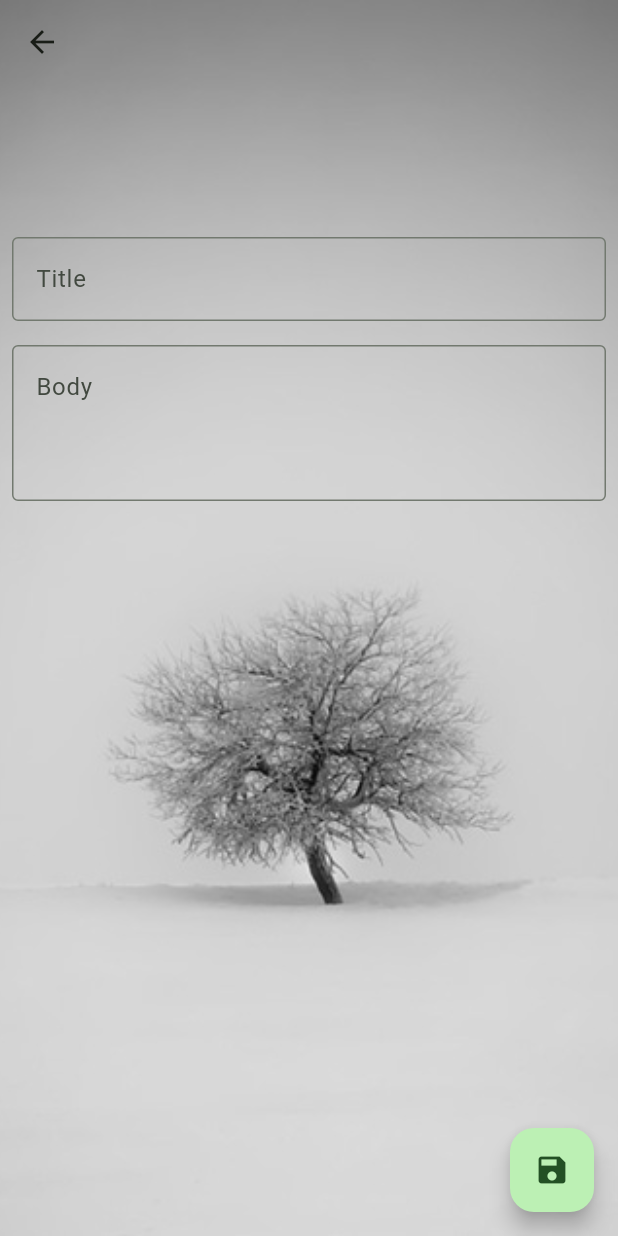
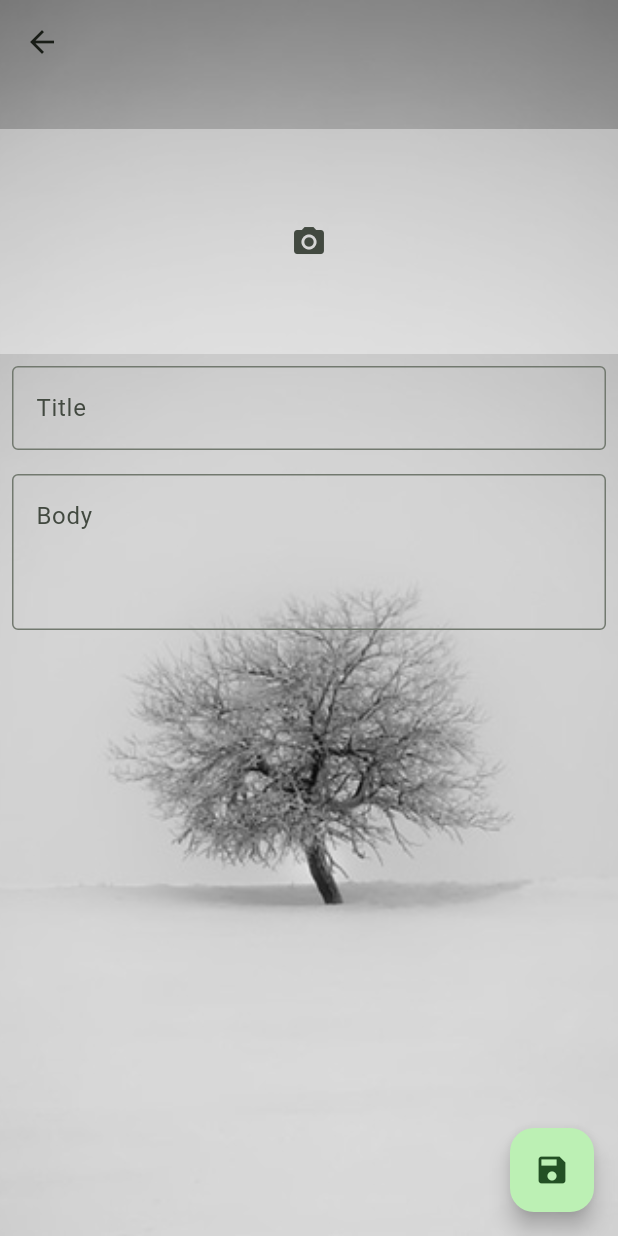
Before and after one commit to FeloHany54/Gallary, a Flutter app: the screen it shows after launch, after a tap on the "next plan" icon, on a phone screen of 412 x 824 dp. Run offline on Flutter 3.47's test engine with Material 3 defaults, Android fonts, the phone set to English and light mode, and no system bars; our stand-ins replace image_picker.

```diff
--- a/lib/first_screen.dart
+++ b/lib/first_screen.dart
@@ -1,5 +1,8 @@
+import 'dart:io';
+
 import 'package:flutter/material.dart';
 import 'package:flutter_task_1/home/home_screen/home_page.dart';
+import 'package:image_picker/image_picker.dart';
 
 class FirstScreen extends StatefulWidget {
   // stateful to interaction
@@ -10,6 +13,22 @@ class FirstScreen extends StatefulWidget {
 }
 
 class _FirstScreenState extends State<FirstScreen> {
+  ImagePicker imagePicker = ImagePicker();
+
+  List<File>? selectedimage = [];
+
+  Future<void> imageSelector() async {
+    List<XFile> images = await imagePicker.pickMultiImage();
+    if (images != null && mounted) {
+      setState(() {
+        selectedimage!.addAll(
+          images.map((toElement) => File(toElement!.path)).toList(),
+        );
+        // selectedimage = File(image.path);
+      });
+    }
+  }
+
   TextEditingController title =
       TextEditingController(); // variable to save input text
 
@@ -38,9 +57,75 @@ class _FirstScreenState extends State<FirstScreen> {
             image: AssetImage("Assets/back2.jpg"),
           ),
         ),
-        child: Column(
+        child: ListView(
           children: [
-            SizedBox(height: 150),
+            SizedBox(height: 30),
+
+            selectedimage!.isEmpty
+                ? Container(
+                  color: Colors.white38,
+                  height: 150,
+                  width: MediaQuery.sizeOf(context).width - 20,
+                  child: IconButton(
+                    onPressed: () {
+                      imageSelector();
+                    },
+                    icon: Icon(Icons.camera_alt),
+                  ),
+                )
+                : Row(
+                  children: [
+                    Container(
+                      color: Colors.white38,
+                      height: 100,
+                      width: 100,
+                      child: IconButton(
+                        onPressed: () {
+                          imageSelector();
+                        },
+                        icon: Icon(Icons.camera_alt),
+                      ),
+                    ),
+                    SizedBox(
+                      height: 100,
+                      width: MediaQuery.sizeOf(context).width - 20,
+                      child: ListView(
+                        scrollDirection: Axis.horizontal,
+                        children:
+                            selectedimage!
+                                .map(
+                                  (toElement) => Stack(
+                                    children: [
+                                      Padding(
+                                        padding: const EdgeInsets.symmetric(
+                                          horizontal: 8.0,
+                                        ),
+                                        child: Image.file(
+                                          toElement,
+                                          height: 100,
+                                          width: 100,
+                                          fit: BoxFit.cover,
+                                        ),
+                                      ),
+                                      IconButton(
+                                        onPressed: () {
+                                          setState(() {
+                                            selectedimage!.removeAt(
+                                              selectedimage!.indexOf(toElement),
+                                            );
+                                          });
+                                        },
+                                        icon: Icon(Icons.cancel),
+                                      ),
+                                    ],
+                                  ),
+                                )
+                                .toList(),
+                      ),
+                    ),
+                  ],
+                ),
+
             Padding(
               // يبعد عن اطراف الشاشة
               padding: const EdgeInsets.all(8.0),
@@ -80,6 +165,7 @@ class _FirstScreenState extends State<FirstScreen> {
                   (context) => MyHomePage(
                     title: title.text,
                     body: body.text,
+                    image: selectedimage,
                   ), // defined this variable to print title & body in homepage
             ),
           );
--- a/lib/home/home_screen/home_page.dart
+++ b/lib/home/home_screen/home_page.dart
@@ -1,3 +1,5 @@
+import 'dart:io';
+
 import 'package:flutter/material.dart';
 import 'package:flutter_task_1/first_screen.dart';
 import 'package:flutter_task_1/home/home_widget/favourite.dart';
@@ -7,7 +9,8 @@ import 'package:flutter_task_1/profile/profile_page/profile_page.dart';
 class MyHomePage extends StatelessWidget {
   final String? title;
   final String? body;
-  const MyHomePage({this.title, this.body, super.key});
+  final List<File>? image;
+  const MyHomePage({this.image, this.title, this.body, super.key});
 
   @override
   Widget build(BuildContext context) {
@@ -33,7 +36,14 @@ class MyHomePage extends StatelessWidget {
         // make scroll to page to be flixable
         child: Column(
           children: [
-            Image.asset("Assets/Tree.png"),
+            image == null || image!.isEmpty
+                ? Image.asset("Assets/Tree.png")
+                : Image.file(
+                  image![0],
+                  height: 300,
+                  fit: BoxFit.cover,
+                  width: double.infinity,
+                ),
 
             Row(
               mainAxisAlignment:
@@ -54,17 +64,40 @@ class MyHomePage extends StatelessWidget {
               ),
             ),
 
-            Row(
+            image == null || image!.isEmpty
+                ? Row(
                   mainAxisAlignment:
-                  MainAxisAlignment.spaceEvenly, // بيساوي المسافات بين ال ايتمز
+                      MainAxisAlignment
+                          .spaceEvenly, // بيساوي المسافات بين ال ايتمز
                   children: [
                     MySeason(
                       // called class (myseason)
                       "Assets/Spring.jpeg",
                       "Spring",
                     ),
-                MySeason("Assets/Fall.jpeg", "Fall"), // called class (myseason)
+                    MySeason(
+                      "Assets/Fall.jpeg",
+                      "Fall",
+                    ), // called class (myseason)
                   ],
+                )
+                : SizedBox(
+                  height: 500,
+                  child: GridView.builder(
+                    itemCount: image!.length,
+                    itemBuilder:
+                        (context, index) => Image.file(
+                          image![index],
+                          height: 200,
+                          width: 200,
+                          fit: BoxFit.cover,
+                        ),
+                    gridDelegate: SliverGridDelegateWithFixedCrossAxisCount(
+                      crossAxisCount: 2,
+                      mainAxisSpacing: 10,
+                      crossAxisSpacing: 10,
+                    ),
+                  ),
                 ),
           ],
         ),
--- a/lib/main.dart
+++ b/lib/main.dart
@@ -11,6 +11,7 @@ class MyApp extends StatelessWidget {
   @override
   Widget build(BuildContext context) {
     return MaterialApp(
+      debugShowCheckedModeBanner: false,
       title: 'Flutter Demo',
       theme: ThemeData(
         colorScheme: ColorScheme.fromSeed(seedColor: Colors.green),
```
Lines whose indentation alone changed are shown as unchanged.
